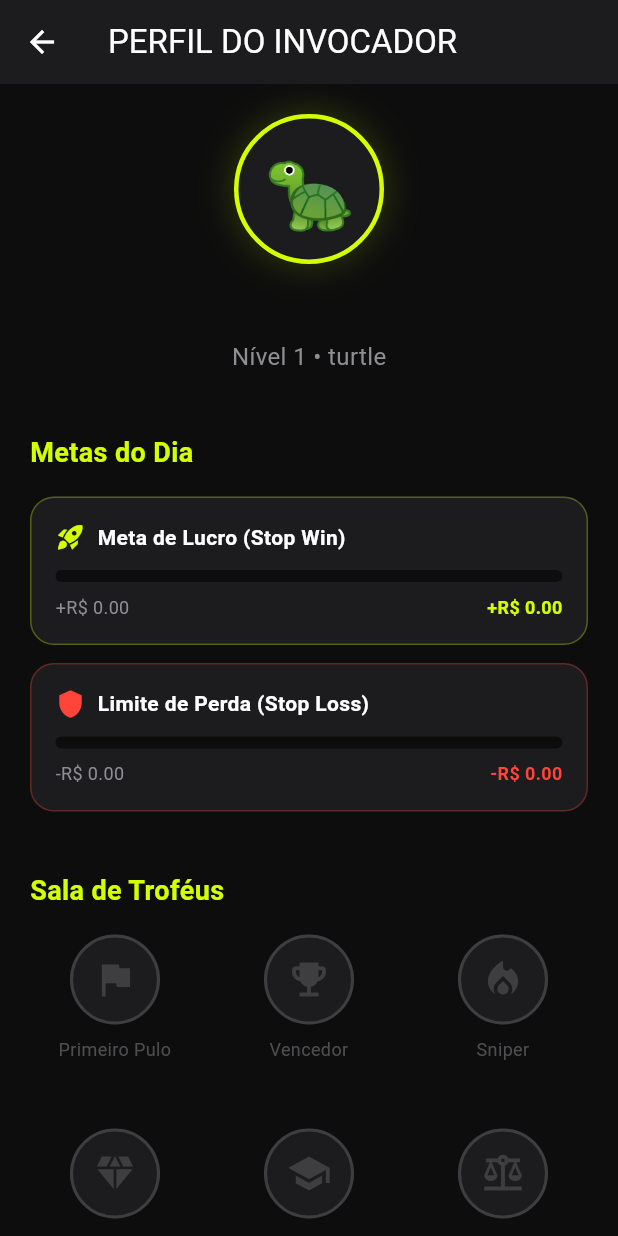
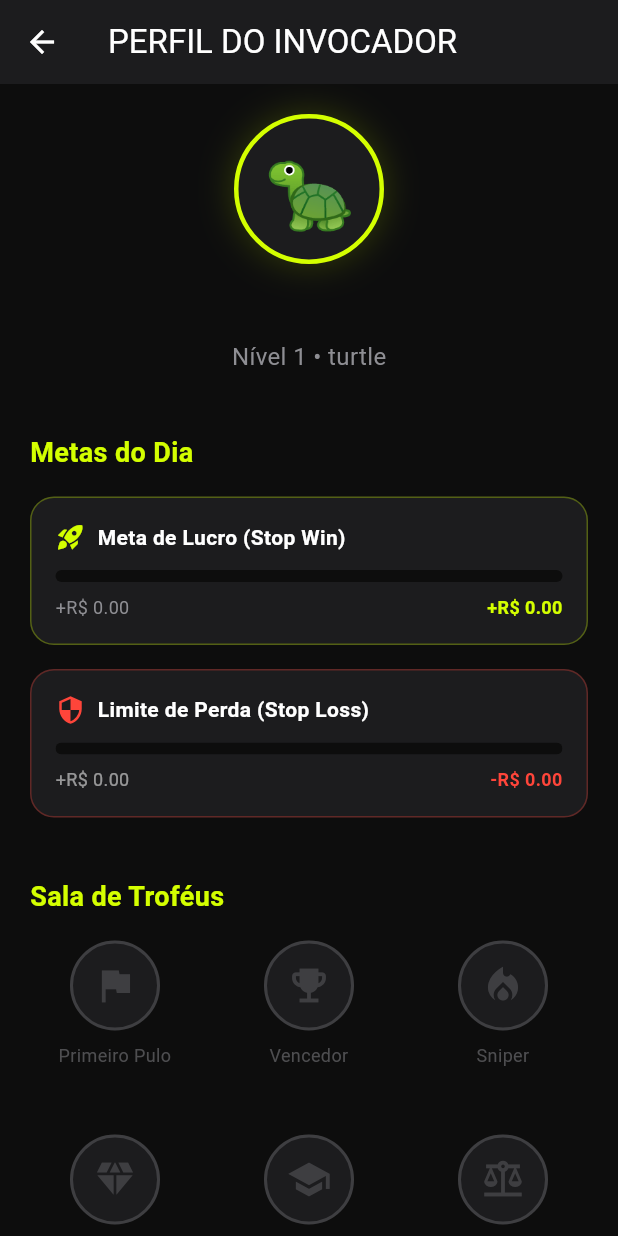
Before and after one commit to rossydDev/thressfrog-app, a Flutter app: the ProfileStatsPage screen opened directly, on a phone screen of 412 x 824 dp. Run offline on Flutter 3.47's test engine with Material 3 defaults, Android fonts, the light colour scheme and no system bars; our stand-ins replace fl_chart, hive, hive_flutter; accounts and stored records are empty.

Commit message:
Feat: Implementação completa do Ghost Frog (Trailing Stop) e Persistência de Conquistas

```diff
--- a/lib/features/create_bet/create_bet_page.dart
+++ b/lib/features/create_bet/create_bet_page.dart
@@ -193,7 +193,9 @@ class _CreateBetPageState extends State<CreateBetPage> {
             Container(
               padding: const EdgeInsets.all(20),
               decoration: BoxDecoration(
-                color: AppColors.neonGreen.withOpacity(0.1),
+                color: AppColors.neonGreen.withValues(
+                  alpha: .1,
+                ),
                 shape: BoxShape.circle,
               ),
               child: const Icon(
--- a/lib/features/gamification/profile_stats_page.dart
+++ b/lib/features/gamification/profile_stats_page.dart
@@ -2,6 +2,7 @@ import 'package:flutter/material.dart';
 
 import '../../core/state/bankroll_controller.dart';
 import '../../core/theme/app_theme.dart';
+import 'widgets/home_stop_loss_card.dart'; // Certifique-se que o caminho está certo
 
 class ProfileStatsPage extends StatelessWidget {
   const ProfileStatsPage({super.key});
@@ -20,12 +21,19 @@ class ProfileStatsPage extends StatelessWidget {
 
           if (user == null) return const SizedBox();
 
+          // CÁLCULOS PARA O STOP WIN (Que estava faltando)
+          final profit = controller.profitTodayRaw;
+          final stopWin = controller.stopWinValue;
+          final stopWinProgress = (profit > 0)
+              ? (profit / stopWin).clamp(0.0, 1.0)
+              : 0.0;
+
           return SingleChildScrollView(
             padding: const EdgeInsets.all(20),
             child: Column(
               crossAxisAlignment: CrossAxisAlignment.start,
               children: [
-                // 1. CABEÇALHO DO PERFIL
+                // 1. CABEÇALHO (MANTIDO)
                 Center(
                   child: Column(
                     children: [
@@ -42,7 +50,7 @@ class ProfileStatsPage extends StatelessWidget {
                           boxShadow: [
                             BoxShadow(
                               color: AppColors.neonGreen
-                                  .withOpacity(0.2),
+                                  .withValues(alpha: .2),
                               blurRadius: 20,
                             ),
                           ],
@@ -78,7 +86,7 @@ class ProfileStatsPage extends StatelessWidget {
 
                 const SizedBox(height: 40),
 
-                // 2. PAINEL DE THRESHOLDS (METAS DO DIA)
+                // 2. PAINEL DE THRESHOLDS
                 const Text(
                   "Metas do Dia",
                   style: TextStyle(
@@ -89,34 +97,28 @@ class ProfileStatsPage extends StatelessWidget {
                 ),
                 const SizedBox(height: 16),
 
+                // CARD STOP WIN (Recuperado)
                 _buildThresholdCard(
                   title: "Meta de Lucro (Stop Win)",
-                  current: controller.profitTodayRaw > 0
-                      ? controller.profitTodayRaw
-                      : 0,
-                  target: controller.stopWinValue,
-                  progress: controller.stopWinProgress,
+                  current: profit > 0
+                      ? profit
+                      : 0, // Só mostra valor se for positivo
+                  target: stopWin,
+                  progress:
+                      stopWinProgress, // Variável calculada no início do build
                   color: AppColors.neonGreen,
                   icon: Icons.rocket_launch,
                 ),
 
-                const SizedBox(height: 12),
-
-                _buildThresholdCard(
-                  title: "Limite de Perda (Stop Loss)",
-                  current: controller.profitTodayRaw < 0
-                      ? controller.profitTodayRaw.abs()
-                      : 0, // Mostra positivo para a barra
-                  target: controller.stopLossValue,
-                  progress: controller.stopLossProgress,
-                  color: AppColors.errorRed,
-                  icon: Icons.shield,
-                  isLoss: true,
-                ),
+                const SizedBox(
+                  height: 16,
+                ), // Espaço entre os cards
+                // CARD STOP LOSS (O Novo Widget)
+                const HomeStopLossCard(),
 
                 const SizedBox(height: 40),
 
-                // 3. BADGES (CONQUISTAS)
+                // 3. BADGES (MANTIDO)
                 const Text(
                   "Sala de Troféus",
                   style: TextStyle(
@@ -138,39 +140,44 @@ class ProfileStatsPage extends StatelessWidget {
                     _buildBadge(
                       icon: Icons.flag,
                       name: "Primeiro Pulo",
-                      unlocked: controller.bets.isNotEmpty,
+                      unlocked: user.achivements.contains(
+                        'first_bet',
+                      ),
                     ),
                     _buildBadge(
                       icon: Icons.emoji_events,
                       name: "Vencedor",
-                      unlocked: controller.bets.any(
-                        (b) => b.isGreen,
+                      unlocked: user.achivements.contains(
+                        'winner',
                       ),
                     ),
                     _buildBadge(
                       icon: Icons.local_fire_department,
                       name: "Sniper",
-                      unlocked:
-                          _calculateWinRate(controller) >=
-                          60.0, // Ex: WR > 60%
+                      unlocked: user.achivements.contains(
+                        'sniper',
+                      ),
                     ),
                     _buildBadge(
                       icon: Icons.diamond,
                       name: "Sapo Rico",
-                      unlocked:
-                          controller.currentBalance >=
-                          1000.0,
+                      unlocked: user.achivements.contains(
+                        'rich_frog',
+                      ),
                     ),
                     _buildBadge(
                       icon: Icons.school,
                       name: "Estudioso",
-                      unlocked:
-                          controller.bets.length >= 10,
+                      unlocked: user.achivements.contains(
+                        'scholar',
+                      ),
                     ),
                     _buildBadge(
                       icon: Icons.balance,
                       name: "Disciplina",
-                      unlocked: user.currentLevel >= 5,
+                      unlocked: user.achivements.contains(
+                        'discipline',
+                      ),
                     ),
                   ],
                 ),
@@ -180,24 +187,6 @@ class ProfileStatsPage extends StatelessWidget {
         },
       ),
     );
-  }
-
-  // Lógica simples para calcular WinRate numérico
-  double _calculateWinRate(BankrollController controller) {
-    if (controller.bets.isEmpty) return 0.0;
-    final finished = controller.bets
-        .where(
-          (b) => ![
-            'pending',
-            'voided',
-          ].contains(b.result.name),
-        )
-        .length;
-    if (finished == 0) return 0.0;
-    final wins = controller.bets
-        .where((b) => b.isGreen)
-        .length;
-    return (wins / finished) * 100;
   }
 
   Widget _buildThresholdCard({
@@ -214,7 +203,9 @@ class ProfileStatsPage extends StatelessWidget {
       decoration: BoxDecoration(
         color: AppColors.surfaceDark,
         borderRadius: BorderRadius.circular(16),
-        border: Border.all(color: color.withOpacity(0.3)),
+        border: Border.all(
+          color: color.withValues(alpha: .3),
+        ),
       ),
       child: Column(
         crossAxisAlignment: CrossAxisAlignment.start,
@@ -247,7 +238,7 @@ class ProfileStatsPage extends StatelessWidget {
             children: [
               Text(
                 "${isLoss ? '-' : '+'}R\$ ${current.toStringAsFixed(2)}",
-                style: TextStyle(
+                style: const TextStyle(
                   color: AppColors.textGrey,
                   fontSize: 12,
                 ),
@@ -279,13 +270,15 @@ class ProfileStatsPage extends StatelessWidget {
           width: 60,
           decoration: BoxDecoration(
             color: unlocked
-                ? AppColors.neonGreen.withOpacity(0.1)
+                ? AppColors.neonGreen.withValues(alpha: .1)
                 : AppColors.surfaceDark,
             shape: BoxShape.circle,
             border: Border.all(
               color: unlocked
                   ? AppColors.neonGreen
-                  : AppColors.textGrey.withOpacity(0.3),
+                  : AppColors.textGrey.withValues(
+                      alpha: .3,
+                    ),
               width: 2,
             ),
           ),
@@ -293,7 +286,7 @@ class ProfileStatsPage extends StatelessWidget {
             icon,
             color: unlocked
                 ? AppColors.neonGreen
-                : AppColors.textGrey.withOpacity(0.3),
+                : AppColors.textGrey.withValues(alpha: .3),
             size: 30,
           ),
         ),
@@ -304,7 +297,7 @@ class ProfileStatsPage extends StatelessWidget {
           style: TextStyle(
             color: unlocked
                 ? AppColors.textWhite
-                : AppColors.textGrey.withOpacity(0.5),
+                : AppColors.textGrey.withValues(alpha: .5),
             fontSize: 12,
             fontWeight: unlocked
                 ? FontWeight.bold
--- /dev/null
+++ b/lib/features/gamification/widgets/home_stop_loss_card.dart
@@ -0,0 +1,136 @@
+import 'package:flutter/material.dart';
+
+import '../../../core/state/bankroll_controller.dart';
+import '../../../core/theme/app_theme.dart';
+
+class HomeStopLossCard extends StatelessWidget {
+  const HomeStopLossCard({super.key});
+
+  @override
+  Widget build(BuildContext context) {
+    // Usamos ListenableBuilder escutando diretamente sua instância Singleton
+    return ListenableBuilder(
+      listenable: BankrollController.instance,
+      builder: (context, child) {
+        final controller = BankrollController.instance;
+
+        // 1. Lógica do Ghost Frog
+        final bool isGhostActive =
+            controller.isGhostModeTriggered;
+
+        // 2. Definição Visual (Cores e Textos)
+        final Color themeColor = isGhostActive
+            ? AppColors.neonGreen
+            : AppColors.errorRed;
+        final String statusLabel = isGhostActive
+            ? "BLINDADO PELO GHOST FROG 👻"
+            : "Limite de Perda (Stop Loss)";
+        final IconData icon = isGhostActive
+            ? Icons.shield
+            : Icons.security;
+
+        // Texto do limite
+        final double limitValue = isGhostActive
+            ? 0.00
+            : controller.stopLossValue;
+        final String limitText = isGhostActive
+            ? "R\$ 0.00 (Breakeven)"
+            : "-R\$ ${limitValue.toStringAsFixed(2)}";
+
+        // 3. Cálculo da Barra
+        double progress = 0.0;
+        if (isGhostActive) {
+          // Se blindado: barra cheia se estiver negativo, vazia se positivo
+          progress = controller.profitTodayRaw < 0
+              ? 1.0
+              : 0.0;
+        } else {
+          progress = controller.stopLossProgress;
+        }
+
+        return Container(
+          padding: const EdgeInsets.all(16),
+          decoration: BoxDecoration(
+            color: AppColors.surfaceDark,
+            borderRadius: BorderRadius.circular(16),
+            border: Border.all(
+              color: themeColor.withValues(alpha: 0.3),
+              width: 1,
+            ),
+            boxShadow: isGhostActive
+                ? [
+                    BoxShadow(
+                      color: AppColors.neonGreen.withValues(
+                        alpha: 0.1,
+                      ),
+                      blurRadius: 12,
+                      spreadRadius: 1,
+                    ),
+                  ]
+                : [],
+          ),
+          child: Column(
+            crossAxisAlignment: CrossAxisAlignment.start,
+            children: [
+              // Cabeçalho
+              Row(
+                children: [
+                  Icon(icon, color: themeColor, size: 20),
+                  const SizedBox(width: 8),
+                  Text(
+                    statusLabel,
+                    style: const TextStyle(
+                      color: Colors.white,
+                      fontWeight: FontWeight.bold,
+                      fontSize: 14,
+                    ),
+                  ),
+                ],
+              ),
+              const SizedBox(height: 12),
+
+              // Barra
+              ClipRRect(
+                borderRadius: BorderRadius.circular(4),
+                child: LinearProgressIndicator(
+                  value: progress,
+                  minHeight: 8,
+                  backgroundColor: AppColors.deepBlack,
+                  valueColor: AlwaysStoppedAnimation<Color>(
+                    themeColor,
+                  ),
+                ),
+              ),
+              const SizedBox(height: 8),
+
+              // Valores
+              Row(
+                mainAxisAlignment:
+                    MainAxisAlignment.spaceBetween,
+                children: [
+                  Text(
+                    controller.profitTodayRaw >= 0
+                        ? "+R\$ ${controller.profitTodayRaw.toStringAsFixed(2)}"
+                        : "-R\$ ${controller.profitTodayRaw.abs().toStringAsFixed(2)}",
+                    style: const TextStyle(
+                      color: Colors.white54,
+                      fontSize: 12,
+                    ),
+                  ),
+                  Text(
+                    limitText,
+                    style: TextStyle(
+                      color: themeColor,
+                      fontWeight: FontWeight.bold,
+                      fontSize: 12,
+                    ),
+                  ),
+                ],
+              ),
+            ],
+          ),
+        );
+      },
+    );
+  }
+}
--- a/lib/main.dart
+++ b/lib/main.dart
@@ -20,7 +20,6 @@ void main() async {
   // Abrir caixas
   await Hive.openBox('settings');
   await Hive.openBox<Bet>('bets');
-
   runApp(const ThressFrogApp());
 }
 
--- a/lib/models/user_profile.dart
+++ b/lib/models/user_profile.dart
@@ -31,6 +31,15 @@ class UserProfile {
   @HiveField(6)
   final double currentXP;
 
+  @HiveField(7)
+  final bool ghostMode;
+
+  @HiveField(8)
+  final double ghostTriggerPercentage;
+
+  @HiveField(9)
+  final List<String> achivements;
+
   UserProfile({
     required this.name,
     required this.initialBankroll,
@@ -39,6 +48,9 @@ class UserProfile {
     double? stopLossPercentage,
     this.currentLevel = 1,
     this.currentXP = 0.0,
+    this.ghostMode = false,
+    this.ghostTriggerPercentage = 0.50,
+    this.achivements = const [],
   }) : // Usamos os métodos estáticos públicos agora
        stopWinPercentage =
            stopWinPercentage ?? defaultWin(profile),
@@ -87,6 +99,9 @@ class UserProfile {
     double? stopLossPercentage,
     int? currentLevel,
     double? currentXP,
+    bool? ghostMode,
+    double? ghostTriggerPercentage,
+    List<String>? achivements,
   }) {
     return UserProfile(
       name: name ?? this.name,
@@ -99,6 +114,11 @@ class UserProfile {
           stopLossPercentage ?? this.stopLossPercentage,
       currentLevel: currentLevel ?? this.currentLevel,
       currentXP: currentXP ?? this.currentXP,
+      ghostMode: ghostMode ?? this.ghostMode,
+      ghostTriggerPercentage:
+          ghostTriggerPercentage ??
+          this.ghostTriggerPercentage,
+      achivements: achivements ?? this.achivements,
     );
   }
 }
```
Also changed, not shown: lib/core/state/bankroll_controller.dart (+135 -34 lines), lib/features/settings/settings_page.dart (+77 -0 lines), lib/models/user_profile.g.dart, 1 other file.
